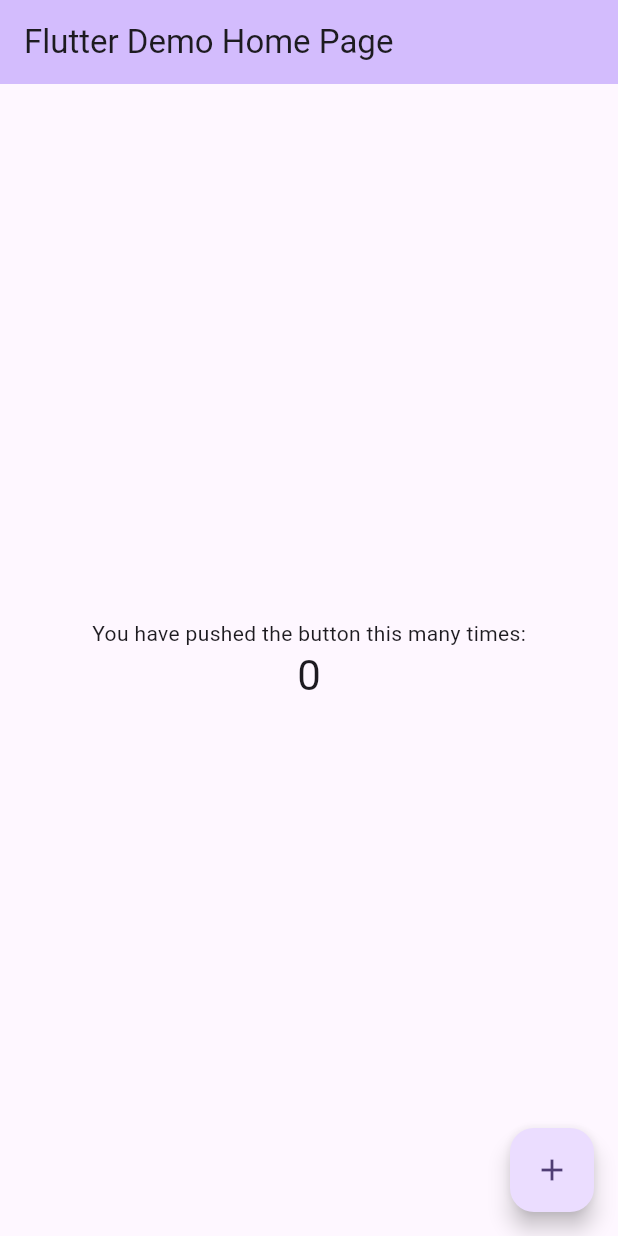
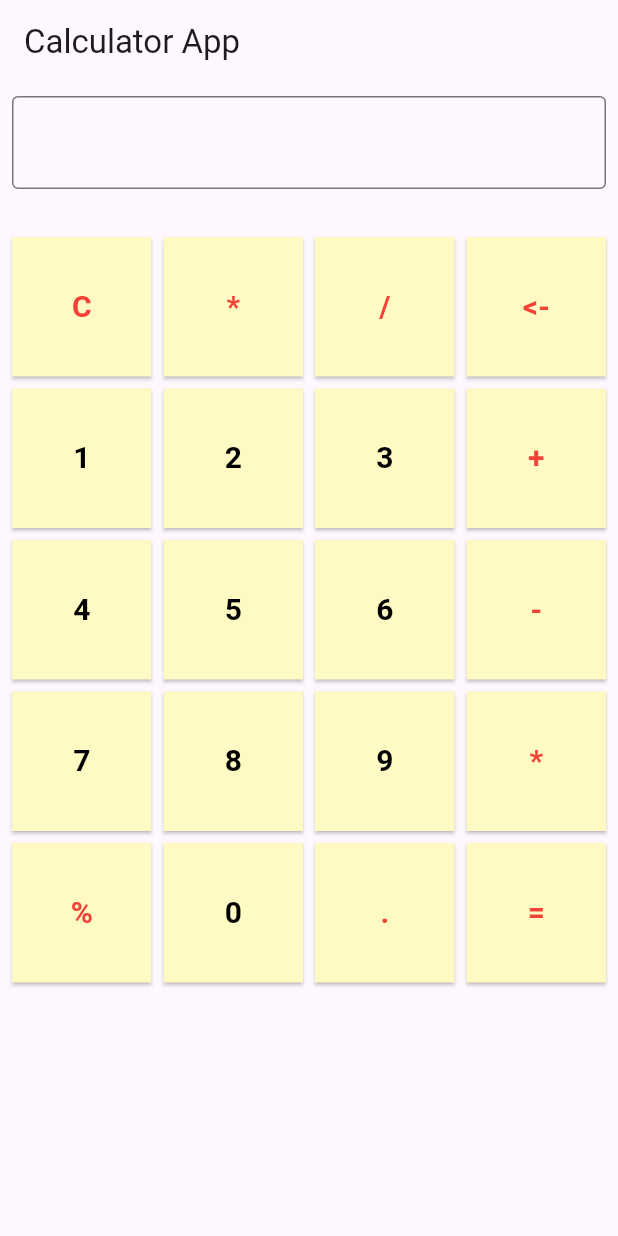
Before and after one commit to ashishmool/calculator-application, a Flutter app: the screen it shows after launch, on a phone screen of 412 x 824 dp. Run offline on Flutter 3.47's test engine with Material 3 defaults, Android fonts, the phone set to English and light mode, and no system bars.

Commit message:
Calculator Application
-- Addition
-- Subtraction
-- Multiplication
-- Division
-- Modulus

```diff
--- /dev/null
+++ b/calculator/lib/app.dart
@@ -0,0 +1,17 @@
+import 'package:calculator/view/calculator_screen_view.dart';
+import 'package:flutter/material.dart';
+
+class App extends StatelessWidget {
+  const App({super.key});
+
+  @override
+  Widget build(BuildContext context) {
+    return MaterialApp(
+      debugShowCheckedModeBanner: false,
+      initialRoute: '/', // Initial Route
+      routes: {
+        '/': (context) => const CalculatorScreen(), // Main Calculator Screen
+      },
+    );
+  }
+}
--- a/calculator/lib/main.dart
+++ b/calculator/lib/main.dart
@@ -1,125 +1,8 @@
 import 'package:flutter/material.dart';
+import 'app.dart';
 
+//Hot Reload
 void main() {
-  runApp(const MyApp());
+  //Run App
+  runApp(const App());
 }
-
-class MyApp extends StatelessWidget {
-  const MyApp({super.key});
-
-  // This widget is the root of your application.
-  @override
-  Widget build(BuildContext context) {
-    return MaterialApp(
-      title: 'Flutter Demo',
-      theme: ThemeData(
-        // This is the theme of your application.
-        //
-        // TRY THIS: Try running your application with "flutter run". You'll see
-        // the application has a purple toolbar. Then, without quitting the app,
-        // try changing the seedColor in the colorScheme below to Colors.green
-        // and then invoke "hot reload" (save your changes or press the "hot
-        // reload" button in a Flutter-supported IDE, or press "r" if you used
-        // the command line to start the app).
-        //
-        // Notice that the counter didn't reset back to zero; the application
-        // state is not lost during the reload. To reset the state, use hot
-        // restart instead.
-        //
-        // This works for code too, not just values: Most code changes can be
-        // tested with just a hot reload.
-        colorScheme: ColorScheme.fromSeed(seedColor: Colors.deepPurple),
-        useMaterial3: true,
-      ),
-      home: const MyHomePage(title: 'Flutter Demo Home Page'),
-    );
-  }
-}
-
-class MyHomePage extends StatefulWidget {
-  const MyHomePage({super.key, required this.title});
-
-  // This widget is the home page of your application. It is stateful, meaning
-  // that it has a State object (defined below) that contains fields that affect
-  // how it looks.
-
-  // This class is the configuration for the state. It holds the values (in this
-  // case the title) provided by the parent (in this case the App widget) and
-  // used by the build method of the State. Fields in a Widget subclass are
-  // always marked "final".
-
-  final String title;
-
-  @override
-  State<MyHomePage> createState() => _MyHomePageState();
-}
-
-class _MyHomePageState extends State<MyHomePage> {
-  int _counter = 0;
-
-  void _incrementCounter() {
-    setState(() {
-      // This call to setState tells the Flutter framework that something has
-      // changed in this State, which causes it to rerun the build method below
-      // so that the display can reflect the updated values. If we changed
-      // _counter without calling setState(), then the build method would not be
-      // called again, and so nothing would appear to happen.
-      _counter++;
-    });
-  }
-
-  @override
-  Widget build(BuildContext context) {
-    // This method is rerun every time setState is called, for instance as done
-    // by the _incrementCounter method above.
-    //
-    // The Flutter framework has been optimized to make rerunning build methods
-    // fast, so that you can just rebuild anything that needs updating rather
-    // than having to individually change instances of widgets.
-    return Scaffold(
-      appBar: AppBar(
-        // TRY THIS: Try changing the color here to a specific color (to
-        // Colors.amber, perhaps?) and trigger a hot reload to see the AppBar
-        // change color while the other colors stay the same.
-        backgroundColor: Theme.of(context).colorScheme.inversePrimary,
-        // Here we take the value from the MyHomePage object that was created by
-        // the App.build method, and use it to set our appbar title.
-        title: Text(widget.title),
-      ),
-      body: Center(
-        // Center is a layout widget. It takes a single child and positions it
-        // in the middle of the parent.
-        child: Column(
-          // Column is also a layout widget. It takes a list of children and
-          // arranges them vertically. By default, it sizes itself to fit its
-          // children horizontally, and tries to be as tall as its parent.
-          //
-          // Column has various properties to control how it sizes itself and
-          // how it positions its children. Here we use mainAxisAlignment to
-          // center the children vertically; the main axis here is the vertical
-          // axis because Columns are vertical (the cross axis would be
-          // horizontal).
-          //
-          // TRY THIS: Invoke "debug painting" (choose the "Toggle Debug Paint"
-          // action in the IDE, or press "p" in the console), to see the
-          // wireframe for each widget.
-          mainAxisAlignment: MainAxisAlignment.center,
-          children: <Widget>[
-            const Text(
-              'You have pushed the button this many times:',
-            ),
-            Text(
-              '$_counter',
-              style: Theme.of(context).textTheme.headlineMedium,
-            ),
-          ],
-        ),
-      ),
-      floatingActionButton: FloatingActionButton(
-        onPressed: _incrementCounter,
-        tooltip: 'Increment',
-        child: const Icon(Icons.add),
-      ), // This trailing comma makes auto-formatting nicer for build methods.
-    );
-  }
-}
--- /dev/null
+++ b/calculator/lib/view/calculator_screen_view.dart
@@ -0,0 +1,154 @@
+import 'package:flutter/material.dart';
+
+class CalculatorScreen extends StatefulWidget {
+  const CalculatorScreen({super.key});
+
+  @override
+  State<CalculatorScreen> createState() => _CalculatorScreenState();
+}
+
+class _CalculatorScreenState extends State<CalculatorScreen> {
+  final _textController = TextEditingController();
+  List<String> lstSymbols = [
+    "C",
+    "*",
+    "/",
+    "<-",
+    "1",
+    "2",
+    "3",
+    "+",
+    "4",
+    "5",
+    "6",
+    "-",
+    "7",
+    "8",
+    "9",
+    "*",
+    "%",
+    "0",
+    ".",
+    "=",
+  ];
+
+  final _key = GlobalKey<FormState>();
+  String operator = '';
+  double first = 0;
+  double second = 0;
+
+  void onButtonPressed(String value) {
+    setState(() {
+      if (value == "C") {
+        _textController.clear();
+        first = 0;
+        second = 0;
+        operator = '';
+      } else if (value == "<-") {
+        _textController.text =
+            _textController.text.substring(0, _textController.text.length - 1);
+      } else if (value == "=") {
+        try {
+          second = double.tryParse(_textController.text) ?? 0;
+          _textController.text =
+              _evaluateExpression(first, second, operator).toString();
+          first = double.tryParse(_textController.text) ?? 0;
+          operator = '';
+        } catch (e) {
+          _textController.text = "Error";
+        }
+      } else if (value == "+" ||
+          value == "-" ||
+          value == "*" ||
+          value == "/" ||
+          value == "%") {
+        first = double.tryParse(_textController.text) ?? 0;
+        operator = value;
+        _textController.clear();
+      } else {
+        _textController.text += value;
+      }
+    });
+  }
+
+  double _evaluateExpression(double first, double second, String operation) {
+    switch (operation) {
+      case "+":
+        return first + second;
+      case "-":
+        return first - second;
+      case "*":
+        return first * second;
+      case "/":
+        return second / first;
+      case "%":
+        return first % second;
+      default:
+        return second;
+    }
+  }
+
+  @override
+  Widget build(BuildContext context) {
+    return Scaffold(
+      appBar: AppBar(
+        title: const Text('Calculator App'),
+      ),
+      body: Padding(
+        padding: const EdgeInsets.all(8.0),
+        child: Form(
+          key: _key,
+          child: Column(
+            children: [
+              TextFormField(
+                textDirection: TextDirection.rtl,
+                controller: _textController,
+                decoration: const InputDecoration(
+                  border: OutlineInputBorder(),
+                ),
+                style: const TextStyle(
+                  fontSize: 20,
+                  fontWeight: FontWeight.bold,
+                ),
+              ),
+              const SizedBox(
+                height: 32,
+              ),
+              Expanded(
+                child: GridView.builder(
+                  gridDelegate: const SliverGridDelegateWithFixedCrossAxisCount(
+                    crossAxisCount: 4,
+                    crossAxisSpacing: 8.0,
+                    mainAxisSpacing: 8.0,
+                  ),
+                  itemCount: lstSymbols.length,
+                  itemBuilder: (context, index) {
+                    return ElevatedButton(
+                      style: ElevatedButton.styleFrom(
+                        backgroundColor: Colors.yellow[100],
+                        shape: RoundedRectangleBorder(
+                          borderRadius: BorderRadius.circular(0),
+                        ),
+                      ),
+                      onPressed: () => onButtonPressed(lstSymbols[index]),
+                      child: Text(
+                        lstSymbols[index],
+                        style: TextStyle(
+                          fontSize: 20,
+                          fontWeight: FontWeight.bold,
+                          color: int.tryParse(lstSymbols[index]) != null
+                              ? Colors.black
+                              : Colors.red,
+                        ),
+                      ),
+                    );
+                  },
+                ),
+              ),
+            ],
+          ),
+        ),
+      ),
+    );
+  }
+}
--- a/calculator/pubspec.yaml
+++ b/calculator/pubspec.yaml
@@ -1,5 +1,5 @@
 name: calculator
-description: "A new Flutter project."
+description: "Calculator Application"
 # The following line prevents the package from being accidentally published to
 # pub.dev using `flutter pub publish`. This is preferred for private packages.
 publish_to: 'none' # Remove this line if you wish to publish to pub.dev
```
Also changed, not shown: 1 other file.
